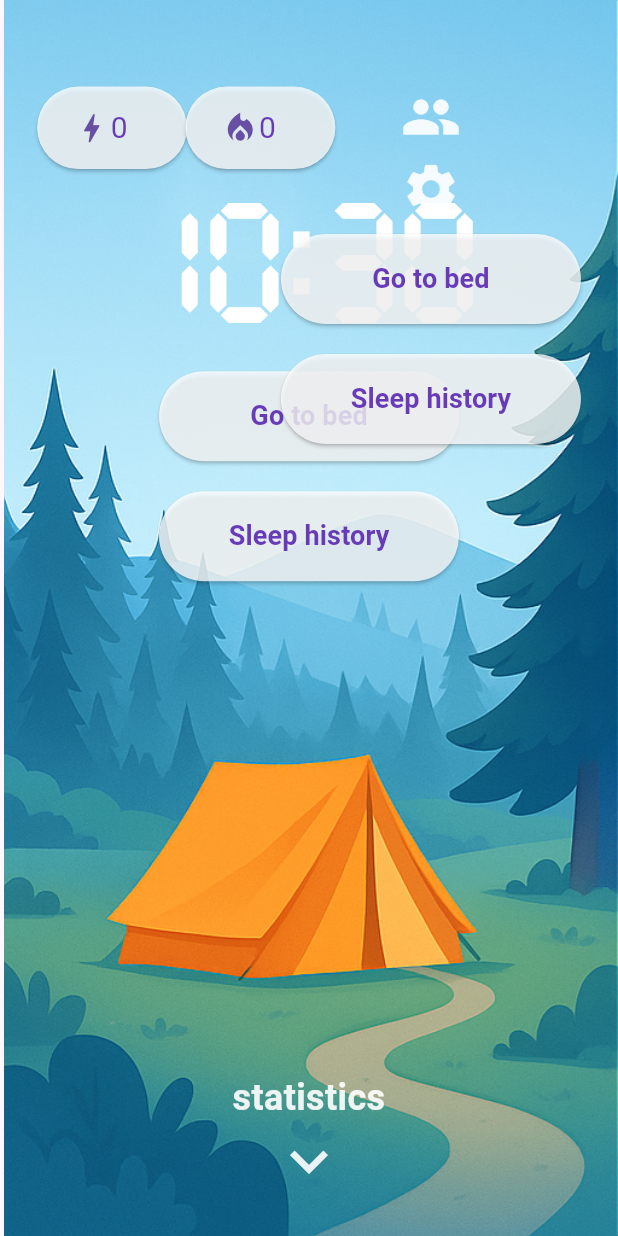
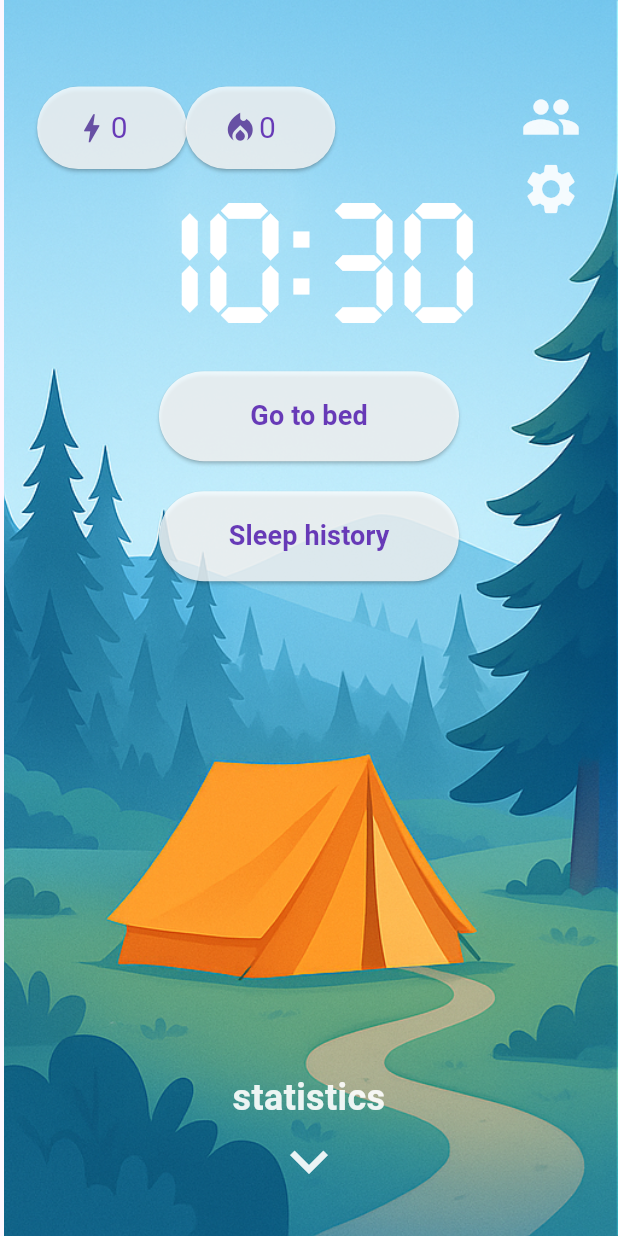
Before and after one commit to deepsleep-project/app, a Flutter app: the screen it shows after launch, on a phone screen of 412 x 824 dp. Run offline on Flutter 3.47's test engine with Material 3 defaults, Android fonts, the light colour scheme and no system bars; our stand-ins replace fl_chart, flutter_local_notifications, shared_preferences; missing offline and left inert: alarm, android_intent_plus; network calls fail.

Commit message:
Fix: fix the  home page

```diff
--- a/lib/home_page.dart
+++ b/lib/home_page.dart
@@ -22,7 +22,7 @@
   State<HomePage> createState() => _HomePageState();
 }
 
-class _HomePageState extends State<HomePage> {
+class _HomePageState extends State<HomePage> with SingleTickerProviderStateMixin{
   String _userId = '';
   String _formattedTime = '';
   bool _isSleeping = false;
@@ -30,6 +30,8 @@
   int _sleepConsistantly = 0;
   DateTime _start = DateTime(0);
   DateTime _end = DateTime(0);
+  late AnimationController _controller;
+  late Animation<double> _animation;
 
   // Example sleep records with varied times
   final List<SleepRecord> _exampleRecords = [
@@ -88,6 +90,12 @@
   @override
   void initState() {
     super.initState();
+    _controller = AnimationController(
+      duration: const Duration(milliseconds: 800),
+      vsync: this,
+    );
+    _animation = CurvedAnimation(parent: _controller, curve: Curves.easeIn);
+    _controller.forward();
     _updateTime();
     // Update the time every second
     Timer.periodic(Duration(seconds: 1), (timer) {
@@ -120,6 +128,12 @@
     );
   }
 
+  @override
+  void dispose() {
+    _controller.dispose();
+    super.dispose();
+  }
+
   // Update and format the current time
   void _updateTime() {
     final now = DateTime.now();
@@ -139,22 +153,6 @@
     return PageRouteBuilder(
       transitionDuration: Duration(milliseconds: 500),
       pageBuilder: (context, animation, secondaryAnimation) => TentPage(),
-      transitionsBuilder: (context, animation, secondaryAnimation, child) {
-        return FadeTransition(opacity: animation, child: child);
-      },
-    );
-  }
-
-  // Navigate to tent_page
-  void _goToDarkHomePage() {
-    Navigator.of(context).push(_createFadeRouteToDarkHomePage());
-  }
-
-  // Create a fade transition route to the tent_page
-  Route _createFadeRouteToDarkHomePage() {
-    return PageRouteBuilder(
-      transitionDuration: Duration(milliseconds: 500),
-      pageBuilder: (context, animation, secondaryAnimation) => Home_page_dark(),
       transitionsBuilder: (context, animation, secondaryAnimation, child) {
         return FadeTransition(opacity: animation, child: child);
       },
@@ -404,28 +402,23 @@
       context,
     ).showSnackBar(SnackBar(content: Text(message)));
   }
-
 @override
   Widget build(BuildContext context) {
     final screenHeight = MediaQuery.of(context).size.height;
     if (_isSleeping) {
-      return Scaffold(
+      return FadeTransition(
+        opacity: _animation,
+        child: Scaffold(
           body: PageView(
         scrollDirection: Axis.vertical,
-          physics: _isSleeping
-              ? const NeverScrollableScrollPhysics()
-              : const ClampingScrollPhysics(),
+        physics: _isSleeping ? const NeverScrollableScrollPhysics() : const ClampingScrollPhysics(),
         children: [
           Stack(
             fit: StackFit.expand,
             children: [
               Align(
                 alignment: Alignment.bottomRight,
-                  child: Image.asset(
-                    'assets/night.png',
-                    fit: BoxFit.fitHeight,
-                    height: screenHeight,
-                  ),
+                child: Image.asset('assets/night.png', fit: BoxFit.fitHeight, height: screenHeight),
               ),
               Transform.translate(
                 offset: Offset(0, -screenHeight * 0.19),
@@ -468,8 +461,8 @@
               if (snapshot.hasData) {
                 return StatPage(
                   // Uncomment this line to show charts using real sleep data
-                    sleepRecords: snapshot.data!,
-                    // sleepRecords: _exampleRecords,
+                  // sleepRecords: snapshot.data!,
+                  sleepRecords: _exampleRecords,
                 );
               } else {
                 return Center(child: Text('loading'));
@@ -478,6 +471,7 @@
           ),
         ],
       ),
+    )
       );
     } else {
       return Scaffold(
@@ -602,10 +596,6 @@
                         color: Colors.white.withAlpha(230),
                       ),
                     ),
-                      const SizedBox(height: 10),
-                      _buildButton('Go to bed', _goToDarkHomePage),
-                      const SizedBox(height: 20),
-                      _buildButton('Sleep history', _viewHistory),
                   ],
                 ),
               ),
@@ -655,8 +645,8 @@
               if (snapshot.hasData) {
                 return StatPage(
                   // Uncomment this line to show charts using real sleep data
-                    sleepRecords: snapshot.data!,
-                    // sleepRecords: _exampleRecords,
+                  // sleepRecords: snapshot.data!,
+                  sleepRecords: _exampleRecords,
                 );
               } else {
                 return Center(child: Text('loading'));
```
Lines whose indentation alone changed are shown as unchanged.
